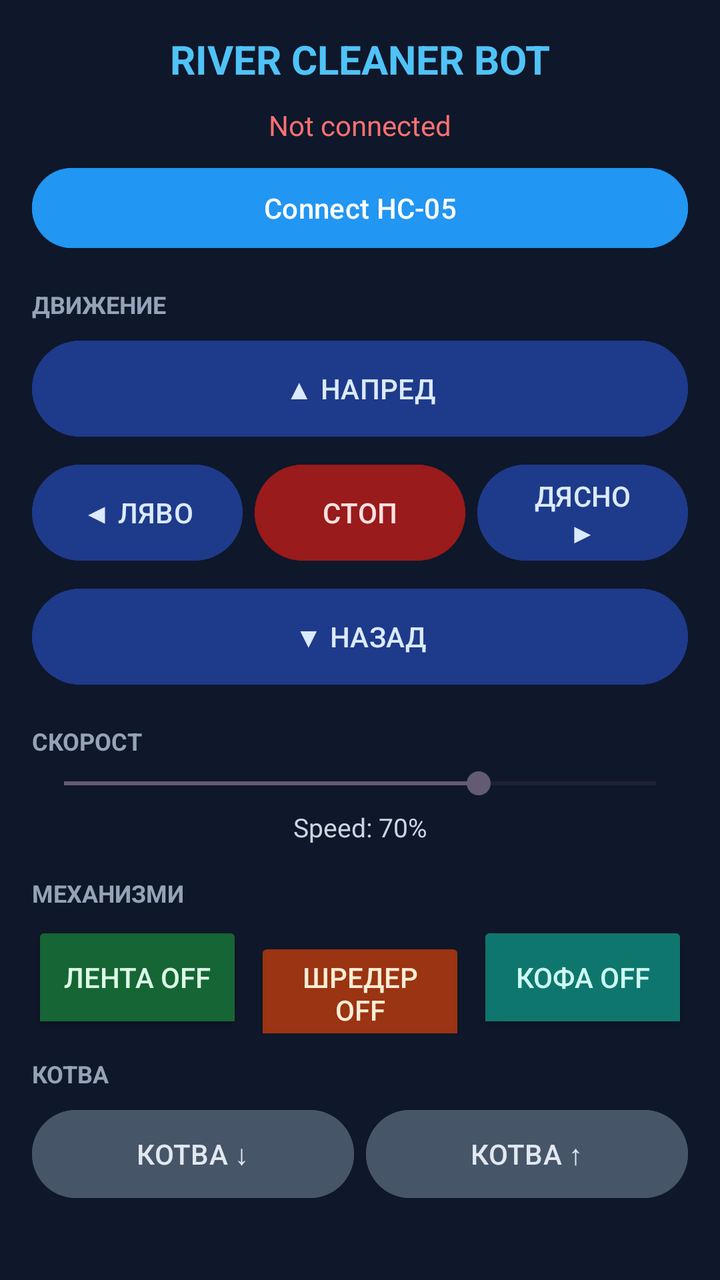
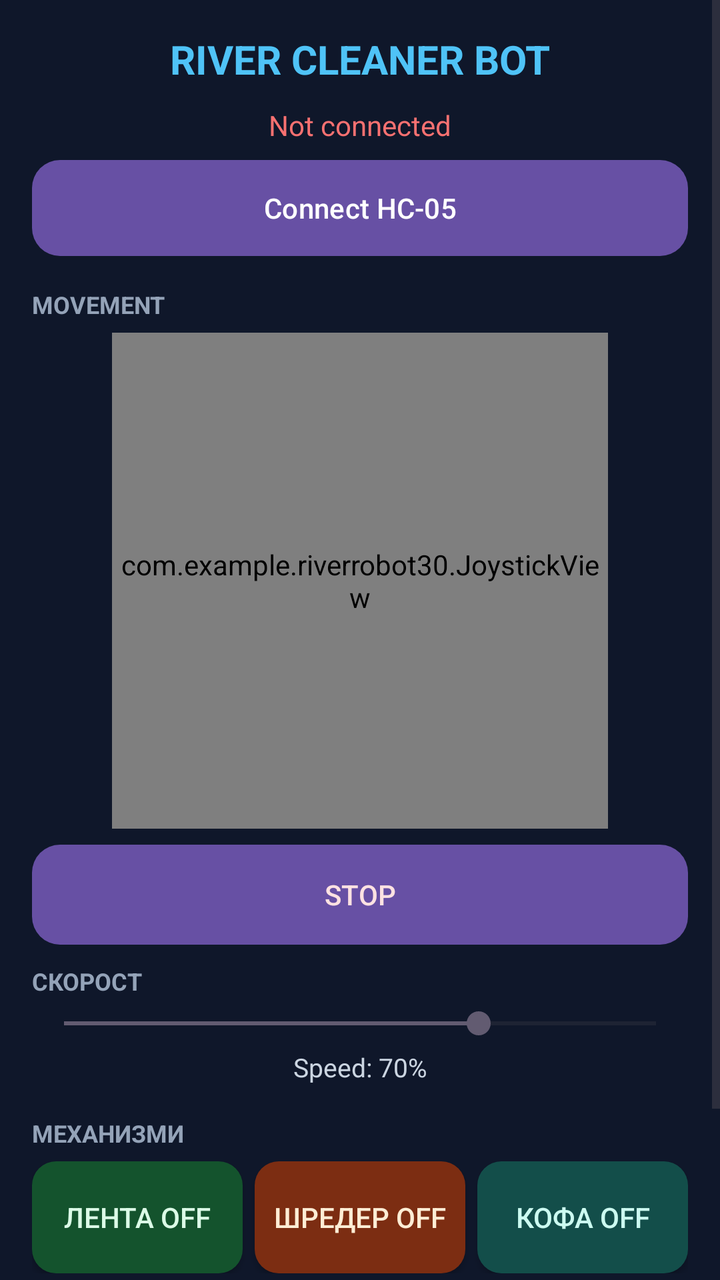

Before-and-after screenshots of an Android layout around one commit, followed by the original layout XML and the change that was made.
<!-- AndroidManifest.xml: application theme Theme.RiverROBOT30 -->
<!-- res/layout/activity_main.xml -->
<?xml version="1.0" encoding="utf-8"?>
<ScrollView xmlns:android="http://schemas.android.com/apk/res/android"
    android:layout_width="match_parent"
    android:layout_height="match_parent"
    android:background="#0f172a">

    <LinearLayout
        android:layout_width="match_parent"
        android:layout_height="wrap_content"
        android:orientation="vertical"
        android:padding="16dp">

        <TextView
            android:layout_width="match_parent"
            android:layout_height="wrap_content"
            android:gravity="center"
            android:paddingBottom="10dp"
            android:text="RIVER CLEANER BOT"
            android:textColor="#4fc3f7"
            android:textSize="20sp"
            android:textStyle="bold" />

        <TextView
            android:id="@+id/txtStatus"
            android:layout_width="match_parent"
            android:layout_height="wrap_content"
            android:gravity="center"
            android:paddingBottom="8dp"
            android:text="@string/status_initial"
            android:textColor="#f87171"
            android:textSize="14sp" />

        <Button
            android:id="@+id/btnConnect"
            android:layout_width="match_parent"
            android:layout_height="48dp"
            android:layout_marginBottom="16dp"
            android:backgroundTint="#2196F3"
            android:text="@string/connect" />

        <TextView
            android:layout_width="match_parent"
            android:layout_height="wrap_content"
            android:paddingBottom="6dp"
            android:text="ДВИЖЕНИЕ"
            android:textColor="#94a3b8"
            android:textSize="12sp"
            android:textStyle="bold" />

        <Button
            android:id="@+id/btnForward"
            android:layout_width="match_parent"
            android:layout_height="56dp"
            android:layout_marginBottom="6dp"
            android:backgroundTint="#1e3a8a"
            android:text="▲ НАПРЕД"
            android:textColor="#dbeafe" />

        <LinearLayout
            android:layout_width="match_parent"
            android:layout_height="56dp"
            android:layout_marginBottom="6dp"
            android:orientation="horizontal">

            <Button
                android:id="@+id/btnLeft"
                android:layout_width="0dp"
                android:layout_height="match_parent"
                android:layout_marginEnd="6dp"
                android:layout_weight="1"
                android:backgroundTint="#1e3a8a"
                android:text="◀ ЛЯВО"
                android:textColor="#dbeafe" />

            <Button
                android:id="@+id/btnStop"
                android:layout_width="0dp"
                android:layout_height="match_parent"
                android:layout_marginEnd="6dp"
                android:layout_weight="1"
                android:backgroundTint="#991b1b"
                android:text="СТОП"
                android:textColor="#fee2e2" />

            <Button
                android:id="@+id/btnRight"
                android:layout_width="0dp"
                android:layout_height="match_parent"
                android:layout_weight="1"
                android:backgroundTint="#1e3a8a"
                android:text="ДЯСНО ▶"
                android:textColor="#dbeafe" />
        </LinearLayout>

        <Button
            android:id="@+id/btnBack"
            android:layout_width="match_parent"
            android:layout_height="56dp"
            android:layout_marginBottom="16dp"
            android:backgroundTint="#1e3a8a"
            android:text="▼ НАЗАД"
            android:textColor="#dbeafe" />

        <TextView
            android:layout_width="match_parent"
            android:layout_height="wrap_content"
            android:paddingBottom="4dp"
            android:text="СКОРОСТ"
            android:textColor="#94a3b8"
            android:textSize="12sp"
            android:textStyle="bold" />

        <SeekBar
            android:id="@+id/seekSpeed"
            android:layout_width="match_parent"
            android:layout_height="wrap_content"
            android:layout_marginBottom="4dp"
            android:max="100"
            android:progress="70" />

        <TextView
            android:id="@+id/txtSpeed"
            android:layout_width="match_parent"
            android:layout_height="wrap_content"
            android:layout_marginBottom="16dp"
            android:gravity="center"
            android:text="@string/speed_initial"
            android:textColor="#cbd5e1"
            android:textSize="13sp" />

        <TextView
            android:layout_width="match_parent"
            android:layout_height="wrap_content"
            android:paddingBottom="6dp"
            android:text="МЕХАНИЗМИ"
            android:textColor="#94a3b8"
            android:textSize="12sp"
            android:textStyle="bold" />

        <LinearLayout
            android:layout_width="match_parent"
            android:layout_height="wrap_content"
            android:layout_marginBottom="12dp"
            android:orientation="horizontal">

            <ToggleButton
                android:id="@+id/btnBelt"
                android:layout_width="0dp"
                android:layout_height="56dp"
                android:layout_marginEnd="6dp"
                android:layout_weight="1"
                android:backgroundTint="#166534"
                android:textColor="#dcfce7"
                android:textOff="ЛЕНТА OFF"
                android:textOn="ЛЕНТА ON" />

            <ToggleButton
                android:id="@+id/btnShred"
                android:layout_width="0dp"
                android:layout_height="56dp"
                android:layout_marginEnd="6dp"
                android:layout_weight="1"
                android:backgroundTint="#9a3412"
                android:textColor="#ffedd5"
                android:textOff="ШРЕДЕР OFF"
                android:textOn="ШРЕДЕР ON" />

            <ToggleButton
                android:id="@+id/btnBucket"
                android:layout_width="0dp"
                android:layout_height="56dp"
                android:layout_weight="1"
                android:backgroundTint="#0f766e"
                android:textColor="#ccfbf1"
                android:textOff="КОФА OFF"
                android:textOn="КОФА ON" />
        </LinearLayout>

        <TextView
            android:layout_width="match_parent"
            android:layout_height="wrap_content"
            android:paddingBottom="6dp"
            android:text="КОТВА"
            android:textColor="#94a3b8"
            android:textSize="12sp"
            android:textStyle="bold" />

        <LinearLayout
            android:layout_width="match_parent"
            android:layout_height="wrap_content"
            android:orientation="horizontal">

            <Button
                android:id="@+id/btnAnchorDn"
                android:layout_width="0dp"
                android:layout_height="52dp"
                android:layout_marginEnd="6dp"
                android:layout_weight="1"
                android:backgroundTint="#475569"
                android:text="КОТВА ↓"
                android:textColor="#e2e8f0" />

            <Button
                android:id="@+id/btnAnchorUp"
                android:layout_width="0dp"
                android:layout_height="52dp"
                android:layout_weight="1"
                android:backgroundTint="#475569"
                android:text="КОТВА ↑"
                android:textColor="#e2e8f0" />
        </LinearLayout>

    </LinearLayout>
</ScrollView>
<!-- resources referenced by this layout -->
<resources>
  <string name="connect">Connect HC-05</string>
  <string name="speed_initial">Speed: 70%</string>
  <string name="status_initial">Not connected</string>
  <style name="Theme.RiverROBOT30" parent="Base.Theme.RiverROBOT30" />
  <style name="Base.Theme.RiverROBOT30" parent="Theme.Material3.DayNight.NoActionBar">
          
          
      </style>
</resources>

<!-- the commit's change to res/layout/activity_main.xml (unified diff, before → after) -->
@@ -35,71 +35,33 @@
             android:layout_width="match_parent"
             android:layout_height="48dp"
             android:layout_marginBottom="16dp"
-            android:backgroundTint="#2196F3"
+            android:background="@drawable/bg_connect_button"
             android:text="@string/connect" />
 
         <TextView
             android:layout_width="match_parent"
             android:layout_height="wrap_content"
             android:paddingBottom="6dp"
-            android:text="ДВИЖЕНИЕ"
+            android:text="MOVEMENT"
             android:textColor="#94a3b8"
             android:textSize="12sp"
             android:textStyle="bold" />
 
-        <Button
-            android:id="@+id/btnForward"
-            android:layout_width="match_parent"
-            android:layout_height="56dp"
-            android:layout_marginBottom="6dp"
-            android:backgroundTint="#1e3a8a"
-            android:text="▲ НАПРЕД"
-            android:textColor="#dbeafe" />
-
-        <LinearLayout
-            android:layout_width="match_parent"
-            android:layout_height="56dp"
-            android:layout_marginBottom="6dp"
-            android:orientation="horizontal">
-
-            <Button
-                android:id="@+id/btnLeft"
-                android:layout_width="0dp"
-                android:layout_height="match_parent"
-                android:layout_marginEnd="6dp"
-                android:layout_weight="1"
-                android:backgroundTint="#1e3a8a"
-                android:text="◀ ЛЯВО"
-                android:textColor="#dbeafe" />
-
-            <Button
-                android:id="@+id/btnStop"
-                android:layout_width="0dp"
-                android:layout_height="match_parent"
-                android:layout_marginEnd="6dp"
-                android:layout_weight="1"
-                android:backgroundTint="#991b1b"
-                android:text="СТОП"
-                android:textColor="#fee2e2" />
-
-            <Button
-                android:id="@+id/btnRight"
-                android:layout_width="0dp"
-                android:layout_height="match_parent"
-                android:layout_weight="1"
-                android:backgroundTint="#1e3a8a"
-                android:text="ДЯСНО ▶"
-                android:textColor="#dbeafe" />
-        </LinearLayout>
+        <com.example.riverrobot30.JoystickView
+            android:id="@+id/joystick"
+            android:layout_width="248dp"
+            android:layout_height="248dp"
+            android:layout_gravity="center_horizontal"
+            android:layout_marginBottom="8dp" />
 
         <Button
-            android:id="@+id/btnBack"
+            android:id="@+id/btnStop"
             android:layout_width="match_parent"
-            android:layout_height="56dp"
-            android:layout_marginBottom="16dp"
-            android:backgroundTint="#1e3a8a"
-            android:text="▼ НАЗАД"
-            android:textColor="#dbeafe" />
+            android:layout_height="50dp"
+            android:layout_marginBottom="10dp"
+            android:background="@drawable/bg_stop_button"
+            android:text="STOP"
+            android:textColor="#fee2e2" />
 
         <TextView
             android:layout_width="match_parent"
@@ -149,7 +111,7 @@
                 android:layout_height="56dp"
                 android:layout_marginEnd="6dp"
                 android:layout_weight="1"
-                android:backgroundTint="#166534"
+                android:background="@drawable/bg_belt_toggle"
                 android:textColor="#dcfce7"
                 android:textOff="ЛЕНТА OFF"
                 android:textOn="ЛЕНТА ON" />
@@ -160,7 +122,7 @@
                 android:layout_height="56dp"
                 android:layout_marginEnd="6dp"
                 android:layout_weight="1"
-                android:backgroundTint="#9a3412"
+                android:background="@drawable/bg_shred_toggle"
                 android:textColor="#ffedd5"
                 android:textOff="ШРЕДЕР OFF"
                 android:textOn="ШРЕДЕР ON" />
@@ -170,7 +132,7 @@
                 android:layout_width="0dp"
                 android:layout_height="56dp"
                 android:layout_weight="1"
-                android:backgroundTint="#0f766e"
+                android:background="@drawable/bg_bucket_toggle"
                 android:textColor="#ccfbf1"
                 android:textOff="КОФА OFF"
                 android:textOn="КОФА ON" />
@@ -196,7 +158,7 @@
                 android:layout_height="52dp"
                 android:layout_marginEnd="6dp"
                 android:layout_weight="1"
-                android:backgroundTint="#475569"
+                android:background="@drawable/bg_anchor_button"
                 android:text="КОТВА ↓"
                 android:textColor="#e2e8f0" />
 
@@ -205,7 +167,7 @@
                 android:layout_width="0dp"
                 android:layout_height="52dp"
                 android:layout_weight="1"
-                android:backgroundTint="#475569"
+                android:background="@drawable/bg_anchor_button"
                 android:text="КОТВА ↑"
                 android:textColor="#e2e8f0" />
         </LinearLayout>
<!-- resource entries referenced after the edit -->
@@ -1,5 +1,62 @@
 <!-- resources referenced by this layout -->
 <resources>
+  <!-- drawable bg_anchor_button (drawable) -->
+  <ripple xmlns:android="http://schemas.android.com/apk/res/android"
+      android:color="#80FFFFFF">
+      <item>
+          <shape android:shape="rectangle">
+              <corners android:radius="12dp" />
+              <solid android:color="#334155" />
+          </shape>
+      </item>
+  </ripple>
+  <!-- drawable bg_belt_toggle (drawable) -->
+  <selector xmlns:android="http://schemas.android.com/apk/res/android">
+      <item android:state_checked="true">
+          <shape android:shape="rectangle"><corners android:radius="12dp" /><solid android:color="#15803D" /></shape>
+      </item>
+      <item>
+          <shape android:shape="rectangle"><corners android:radius="12dp" /><solid android:color="#14532D" /></shape>
+      </item>
+  </selector>
+  <!-- drawable bg_bucket_toggle (drawable) -->
+  <selector xmlns:android="http://schemas.android.com/apk/res/android">
+      <item android:state_checked="true">
+          <shape android:shape="rectangle"><corners android:radius="12dp" /><solid android:color="#0F766E" /></shape>
+      </item>
+      <item>
+          <shape android:shape="rectangle"><corners android:radius="12dp" /><solid android:color="#134E4A" /></shape>
+      </item>
+  </selector>
+  <!-- drawable bg_connect_button (drawable) -->
+  <ripple xmlns:android="http://schemas.android.com/apk/res/android"
+      android:color="#80FFFFFF">
+      <item>
+          <shape android:shape="rectangle">
+              <corners android:radius="14dp" />
+              <solid android:color="#0284C7" />
+          </shape>
+      </item>
+  </ripple>
+  <!-- drawable bg_shred_toggle (drawable) -->
+  <selector xmlns:android="http://schemas.android.com/apk/res/android">
+      <item android:state_checked="true">
+          <shape android:shape="rectangle"><corners android:radius="12dp" /><solid android:color="#C2410C" /></shape>
+      </item>
+      <item>
+          <shape android:shape="rectangle"><corners android:radius="12dp" /><solid android:color="#7C2D12" /></shape>
+      </item>
+  </selector>
+  <!-- drawable bg_stop_button (drawable) -->
+  <ripple xmlns:android="http://schemas.android.com/apk/res/android"
+      android:color="#80FFFFFF">
+      <item>
+          <shape android:shape="rectangle">
+              <corners android:radius="14dp" />
+              <solid android:color="#B91C1C" />
+          </shape>
+      </item>
+  </ripple>
   <string name="connect">Connect HC-05</string>
   <string name="speed_initial">Speed: 70%</string>
   <string name="status_initial">Not connected</string>
